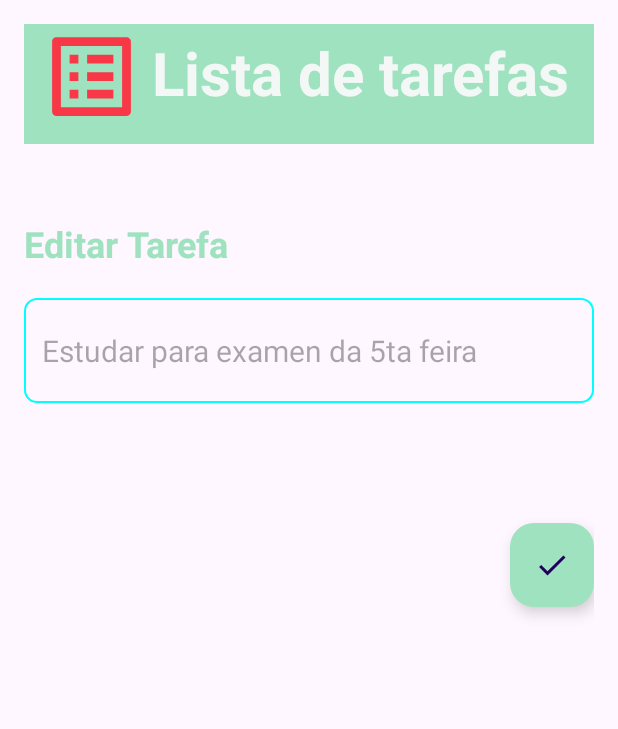
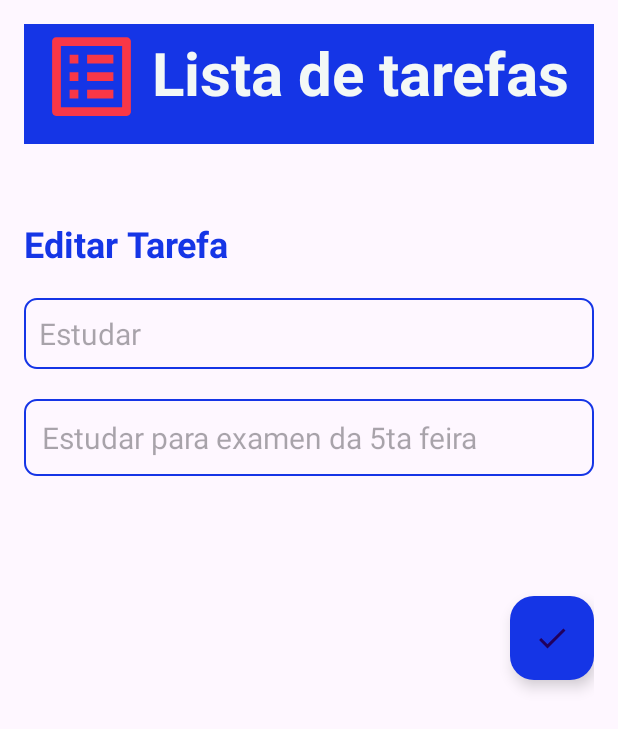
Before and after one commit to gabreucast/Projeto-To-Do-List, an Android app: the fragment fragment_principal_edit shown on its own in the app's theme, on a phone screen of 412 x 824 dp. Shown: the top 729 px of the screen. Run offline under Robolectric (Android 15) with nearby library versions, the phone set to English and light mode, and no system bars.

Commit message:
adcionar 2 style e o titulo do task no fragment_task_list.xml, adicionar logica do ReciclerView no MainActivity, criar data class, mudar para cor azul o app

```diff
--- /dev/null
+++ b/ProjetoToDoList/app/src/main/java/com/gabreucast/projetotodolist/MyItens.kt
@@ -0,0 +1,4 @@
+package com.gabreucast.projetotodolist
+
+data class MyItens (val title: String, val task: String){
+}
--- a/ProjetoToDoList/app/src/main/res/drawable/aqua_borde.xml
+++ b/ProjetoToDoList/app/src/main/res/drawable/aqua_borde.xml
@@ -4,7 +4,7 @@
 
     <stroke
         android:width="1dp"
-        android:color="#00FFFF"/>
+        android:color="@color/fundoBarra"/>
 
     <corners
         android:radius="8dp"/>
--- a/ProjetoToDoList/app/src/main/res/layout/activity_main.xml
+++ b/ProjetoToDoList/app/src/main/res/layout/activity_main.xml
@@ -67,6 +67,7 @@
 
     <!-- Linha divisória -->
     <View
+        android:id="@+id/line"
         style="@style/Viewlinha"
         android:layout_marginTop="5dp"
         app:layout_constraintEnd_toEndOf="parent"
@@ -79,7 +80,7 @@
         app:layout_constraintBottom_toBottomOf="parent"
         app:layout_constraintEnd_toEndOf="parent"
         app:layout_constraintStart_toStartOf="parent"
-        app:layout_constraintTop_toBottomOf="@id/textView"
+        app:layout_constraintTop_toBottomOf="@id/line"
         app:layoutManager="androidx.recyclerview.widget.LinearLayoutManager"
         tools:listitem="@layout/fragment_task_list" />
 
--- a/ProjetoToDoList/app/src/main/res/layout/fragment_principal_edit.xml
+++ b/ProjetoToDoList/app/src/main/res/layout/fragment_principal_edit.xml
@@ -46,16 +46,23 @@
 
     <!-- Campo de edição da tarefa -->
     <androidx.appcompat.widget.AppCompatEditText
-        android:id="@+id/taskTextView1"
+        android:id="@+id/titleTV"
         style="@style/TaskEditText"
         app:layout_constraintStart_toStartOf="parent"
         app:layout_constraintTop_toBottomOf="@id/addtaskEditText" />
+
+    <!-- Campo de edição da tarefa -->
+    <androidx.appcompat.widget.AppCompatEditText
+        android:id="@+id/taskTV"
+        style="@style/TaskEditText2"
+        app:layout_constraintStart_toStartOf="parent"
+        app:layout_constraintTop_toBottomOf="@id/titleTV" />
 
     <!-- Botão flutuante para salvar edições -->
     <com.google.android.material.floatingactionbutton.FloatingActionButton
         android:id="@+id/editNoteFab"
         style="@style/EditNoteFab"
         app:layout_constraintEnd_toEndOf="parent"
-        app:layout_constraintTop_toBottomOf="@id/taskTextView1" />
+        app:layout_constraintTop_toBottomOf="@id/taskTV" />
 
 </androidx.constraintlayout.widget.ConstraintLayout>
--- a/ProjetoToDoList/app/src/main/res/values/colors.xml
+++ b/ProjetoToDoList/app/src/main/res/values/colors.xml
@@ -10,10 +10,10 @@
     <color name="letraColor">#FFFFFF</color>
 
     <!-- Cor de fundo barra To Do List -->
-    <color name="fundoBarra">#9FE2BF</color>
+    <color name="fundoBarra">#1535E6</color>
 
     <!-- Cor do botão de adicionar tarefa -->
-    <color name="addButton">#9FE2BF</color>
+    <color name="addButton">#1535E6</color>
 
     <!-- colors vermelho do icone lixeira -->
     <color name="deletedIconTint">#D32F2F</color>
--- a/ProjetoToDoList/app/src/main/res/values/strings.xml
+++ b/ProjetoToDoList/app/src/main/res/values/strings.xml
@@ -24,6 +24,9 @@
     <!-- Botão para salvar -->
     <string name="saveButton">Salvar</string>
 
+    <!-- Exemplo de titulo da tarefa -->
+    <string name="exemploTituloTarefa">Estudar </string>
+
     <!-- Exemplo de tarefa -->
     <string name="exemploTarefa">Estudar para examen da 5ta feira</string>
 
--- a/ProjetoToDoList/app/src/main/res/values/styles.xml
+++ b/ProjetoToDoList/app/src/main/res/values/styles.xml
@@ -86,10 +86,22 @@
         <item name="android:layout_marginTop">15dp</item>
     </style>
 
-    <!-- style para o EditText fragment_edit -->
+    <!-- style para o EditText Titulo  fragment_edit -->
     <style name="TaskEditText">
         <item name="android:layout_width">match_parent</item>
-        <item name="android:layout_height">70dp</item>
+        <item name="android:layout_height">wrap_content</item>
+        <item name="android:background">@drawable/aqua_borde</item>
+        <item name="android:hint">@string/exemploTituloTarefa</item>
+        <item name="android:maxLines">1</item>
+        <item name="android:padding">10dp</item>
+        <item name="android:layout_marginTop">20dp</item>
+        <item name="android:textSize">20sp</item>
+    </style>
+
+    <!-- style para o EditText Tarefa fragment_edit -->
+    <style name="TaskEditText2">
+        <item name="android:layout_width">match_parent</item>
+        <item name="android:layout_height">wrap_content</item>
         <item name="android:background">@drawable/aqua_borde</item>
         <item name="android:hint">@string/exemploTarefa</item>
         <item name="android:maxLines">1</item>
```
Also changed, not shown: ProjetoToDoList/app/src/main/java/com/gabreucast/projetotodolist/MainActivity.kt (+22 -5 lines), ProjetoToDoList/app/src/main/java/com/gabreucast/projetotodolist/MyItemAdapter.kt (added, +35 -0 lines).
